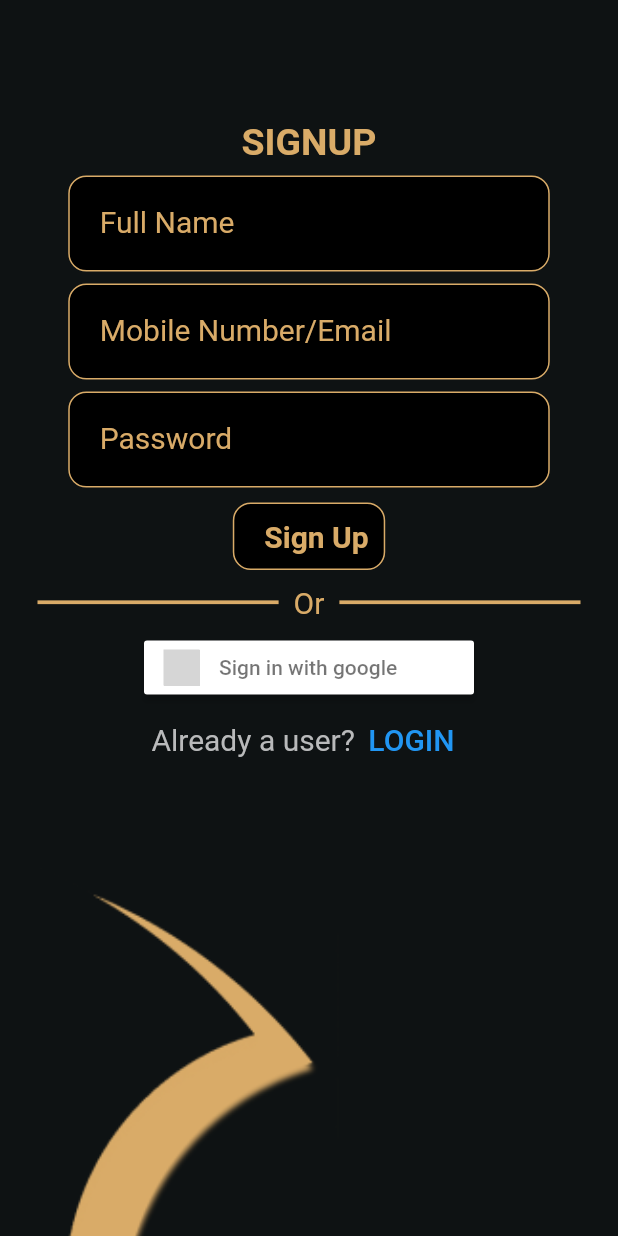
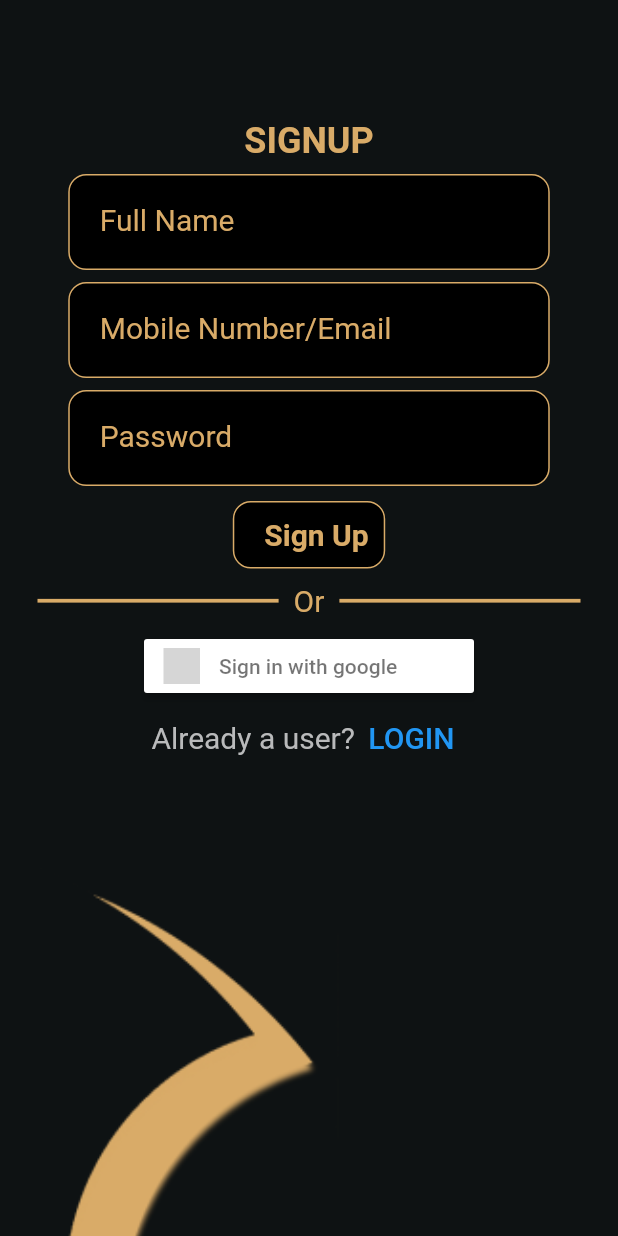
Before and after one commit to Sumanpreet3698/my_values_app, a Flutter app: the screen it shows after launch, on a phone screen of 412 x 824 dp. Run offline on Flutter 3.47's test engine with Material 2 defaults, Android fonts, the phone set to English and light mode, and no system bars; our stand-ins replace flutter_signin_button; grey boxes are pictures that could not be loaded.

```diff
--- a/lib/Screens/sign_up_page.dart
+++ b/lib/Screens/sign_up_page.dart
@@ -36,7 +36,7 @@ class _SignupState extends State<Signup> {
                 const Text('SIGNUP',
                   style: TextStyle(
                     color: Color(0xFFD9AB68),
-                    fontSize: 25.0,
+                    fontSize: 24.0,
                     fontWeight: FontWeight.bold,
                   ),),
                 const SizedBox(height: 8.0),
```
